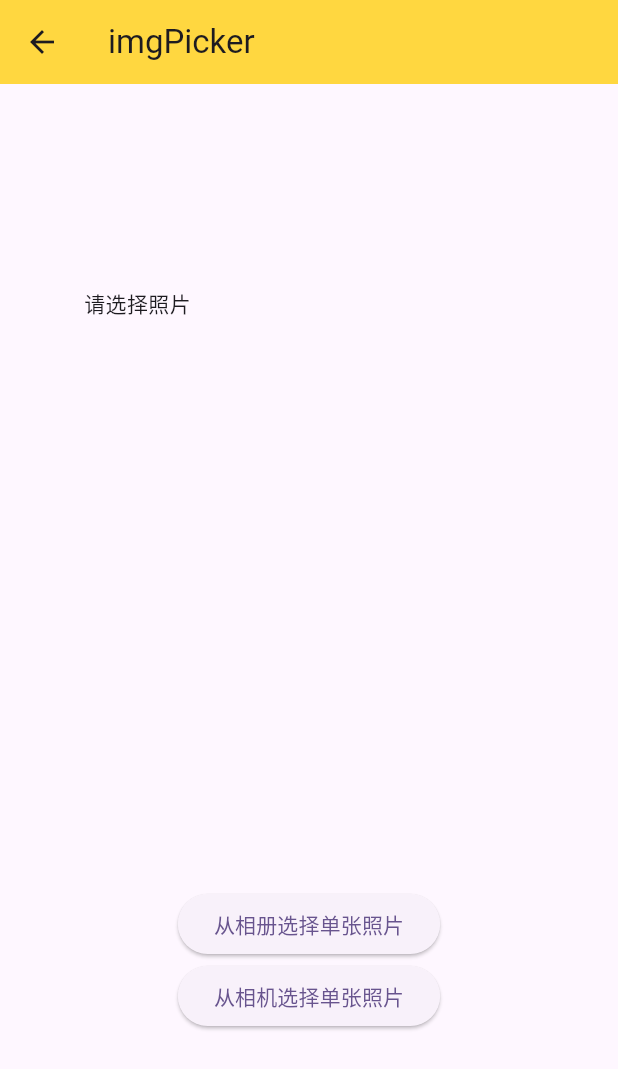
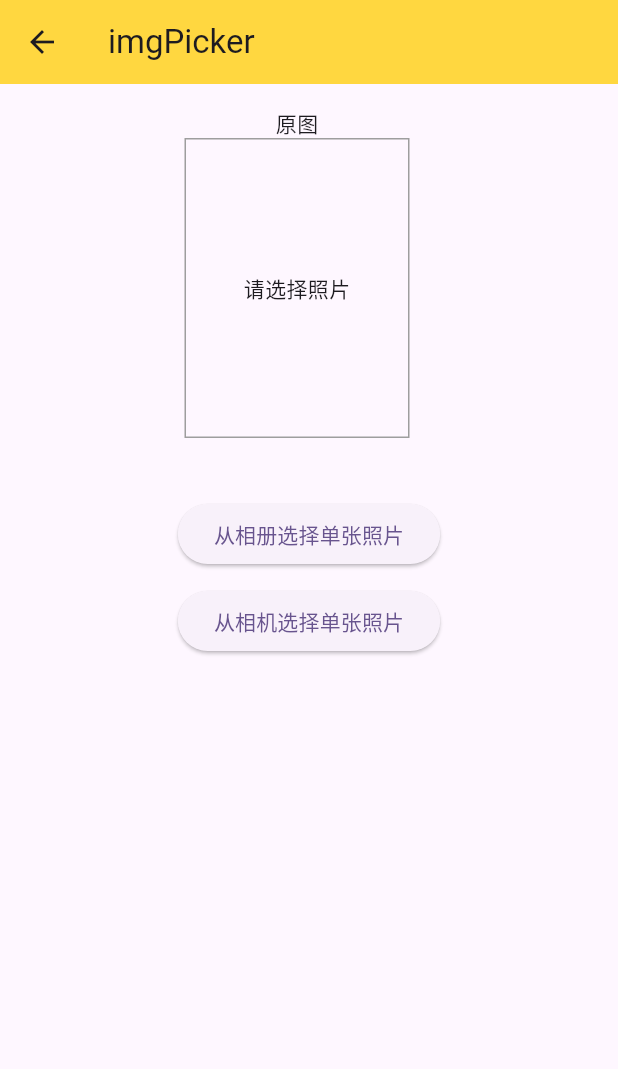
Before and after one commit to Violetmsj/flutter_map_learning, a Flutter app: the ImgPickerPage screen opened by its route, on a phone screen of 412 x 824 dp. Shown: the top 1069 px of the screen. Run offline on Flutter 3.47's test engine with Material 3 defaults, Android fonts, the light colour scheme and no system bars; our stand-ins replace camera, dio, flutter_image_compress, flutter_map, get, image_picker and 1 more; missing offline and left inert: flutter_map_dragmarker, flutter_map_line_editor, flutter_map_marker_cluster, maps_toolkit, polybool.

Commit message:
feat(图片处理): 添加图片压缩功能并优化图片选择页面
在图片选择页面中添加了图片压缩功能，支持对选择的图片进行压缩，并显示压缩前后的图片大小和压缩率。同时优化了页面布局，添加了图片预览功能，并调整了按钮间距和样式，提升用户体验。

```diff
--- a/lib/pages/img_picker_page.dart
+++ b/lib/pages/img_picker_page.dart
@@ -1,7 +1,11 @@
 import 'dart:io';
 
 import 'package:flutter/material.dart';
+import 'package:flutter_image_compress/flutter_image_compress.dart';
 import 'package:image_picker/image_picker.dart';
+import 'package:path/path.dart' as path;
+import 'package:path_provider/path_provider.dart';
+import 'package:get/get.dart';
 
 class ImgPickerPage extends StatefulWidget {
   const ImgPickerPage({super.key});
@@ -12,6 +16,8 @@ class ImgPickerPage extends StatefulWidget {
 
 class _ImgPickerPageState extends State<ImgPickerPage> {
   File? _image;
+  File? _compressedImage;
+  String? _compressionInfo; // 添加压缩信息状态变量
   final picker = ImagePicker();
   Future getImageFromGallery() async {
     final XFile? pickedFile =
@@ -24,13 +30,88 @@ class _ImgPickerPageState extends State<ImgPickerPage> {
   }
 
   Future getImageFromCamera() async {
-    final XFile? pickedFile =
-        await picker.pickImage(source: ImageSource.camera);
+    final XFile? pickedFile = await picker.pickImage(
+      source: ImageSource.camera,
+      preferredCameraDevice: CameraDevice.front,
+    );
     if (pickedFile != null) {
       setState(() {
         _image = File(pickedFile.path);
       });
     }
+  }
+
+  /// 压缩图片
+  Future<File?> compressImage(File file) async {
+    // 获取临时目录
+    final tempDir = await getTemporaryDirectory();
+    final targetPath =
+        path.join(tempDir.path, '${DateTime.now().millisecondsSinceEpoch}.jpg');
+
+    // 获取原图大小（以 KB 为单位）
+    final originalSize = await file.length() / 1024;
+
+    var result = await FlutterImageCompress.compressAndGetFile(
+      file.absolute.path,
+      targetPath,
+      quality: 90,
+      minWidth: 1024,
+      minHeight: 1024,
+    );
+
+    if (result != null) {
+      final compressedSize = await File(result.path).length() / 1024;
+      final compressionRatio =
+          ((originalSize - compressedSize) / originalSize * 100)
+              .toStringAsFixed(2);
+
+      setState(() {
+        _compressedImage = File(result.path);
+        _compressionInfo =
+            '原图大小: ${originalSize.toStringAsFixed(2)}KB\n压缩后大小: ${compressedSize.toStringAsFixed(2)}KB\n压缩率: $compressionRatio%';
+      });
+
+      Get.snackbar(
+        '压缩成功',
+        _compressionInfo!,
+        backgroundColor: Colors.green.withOpacity(0.3),
+        duration: Duration(seconds: 2),
+      );
+      return File(result.path);
+    } else {
+      setState(() {
+        _compressionInfo = '压缩失败\n原图大小: ${originalSize.toStringAsFixed(2)}KB';
+      });
+
+      Get.snackbar(
+        '压缩失败',
+        '原图大小: ${originalSize.toStringAsFixed(2)}KB',
+        backgroundColor: Colors.red.withOpacity(0.3),
+        duration: Duration(seconds: 2),
+      );
+      return null;
+    }
+  }
+
+  // 添加图片预览方法
+  void _showImagePreview(File image) {
+    Get.dialog(
+      Dialog(
+        backgroundColor: Colors.transparent,
+        child: GestureDetector(
+          onTap: () => Get.back(),
+          child: InteractiveViewer(
+            panEnabled: true,
+            minScale: 0.5,
+            maxScale: 4,
+            child: Image.file(
+              image,
+              fit: BoxFit.contain,
+            ),
+          ),
+        ),
+      ),
+    );
   }
 
   @override
@@ -40,24 +121,110 @@ class _ImgPickerPageState extends State<ImgPickerPage> {
         title: Text("imgPicker"),
         backgroundColor: Colors.amberAccent,
       ),
-      body: Center(
+      body: SingleChildScrollView(
+        // 添加滚动视图
+        child: Padding(
+          // 添加内边距
+          padding: EdgeInsets.all(16.0),
           child: Column(
-          mainAxisAlignment: MainAxisAlignment.center,
             children: [
-            Container(
-              width: 300,
-              height: 400,
-              child: _image != null ? Image.file(_image!) : Text("请选择照片"),
+              Row(
+                mainAxisAlignment: MainAxisAlignment.spaceEvenly,
+                children: [
+                  // 原图
+                  Expanded(
+                    child: Column(
+                      children: [
+                        Text('原图'),
+                        GestureDetector(
+                          onTap: _image != null
+                              ? () => _showImagePreview(_image!)
+                              : null,
+                          child: Container(
+                            width: 150,
+                            height: 200,
+                            decoration: BoxDecoration(
+                              border: Border.all(color: Colors.grey),
                             ),
+                            child: _image != null
+                                ? Image.file(_image!, fit: BoxFit.cover)
+                                : Center(child: Text("请选择照片")),
+                          ),
+                        ),
+                      ],
+                    ),
+                  ),
+                  SizedBox(width: 16), // 添加间距
+                  // 压缩后的图
+                  if (_compressedImage != null)
+                    Expanded(
+                      child: Column(
+                        children: [
+                          Text('压缩后'),
+                          GestureDetector(
+                            onTap: () => _showImagePreview(_compressedImage!),
+                            child: Container(
+                              width: 150,
+                              height: 200,
+                              decoration: BoxDecoration(
+                                border: Border.all(color: Colors.grey),
+                              ),
+                              child: Image.file(_compressedImage!,
+                                  fit: BoxFit.cover),
+                            ),
+                          ),
+                        ],
+                      ),
+                    ),
+                ],
+              ),
+              SizedBox(height: 20),
+              // 移除重复的大图显示
+              // Container(
+              //   width: 300,
+              //   height: 400,
+              //   child: _image != null ? Image.file(_image!) : Text("请选择照片"),
+              // ),
+              SizedBox(height: 20),
               ElevatedButton(
                 onPressed: getImageFromGallery,
                 child: Text("从相册选择单张照片"),
               ),
+              SizedBox(height: 10), // 添加按钮间距
               ElevatedButton(
                 onPressed: getImageFromCamera,
                 child: Text("从相机选择单张照片"),
               ),
+              SizedBox(height: 10), // 添加按钮间距
+              if (_image != null)
+                Column(
+                  children: [
+                    ElevatedButton(
+                      onPressed: () {
+                        compressImage(_image!);
+                      },
+                      child: Text("压缩照片"),
+                    ),
+                    if (_compressionInfo != null)
+                      Padding(
+                        padding: EdgeInsets.only(top: 10),
+                        child: Container(
+                          padding: EdgeInsets.all(8),
+                          decoration: BoxDecoration(
+                            // color: Colors.grey[200],
+                            color: Colors.red,
+                            borderRadius: BorderRadius.circular(8),
+                          ),
+                          child: Text(
+                            _compressionInfo!,
+                            style: TextStyle(fontSize: 14),
+                          ),
+                        ),
+                      ),
                   ],
+                ),
+            ],
+          ),
         ),
       ),
     );
```
Also changed, not shown: lib/main.dart (+5 -7 lines), lib/pages/image_compress.dart (added). Lines whose indentation alone changed are shown as unchanged.
